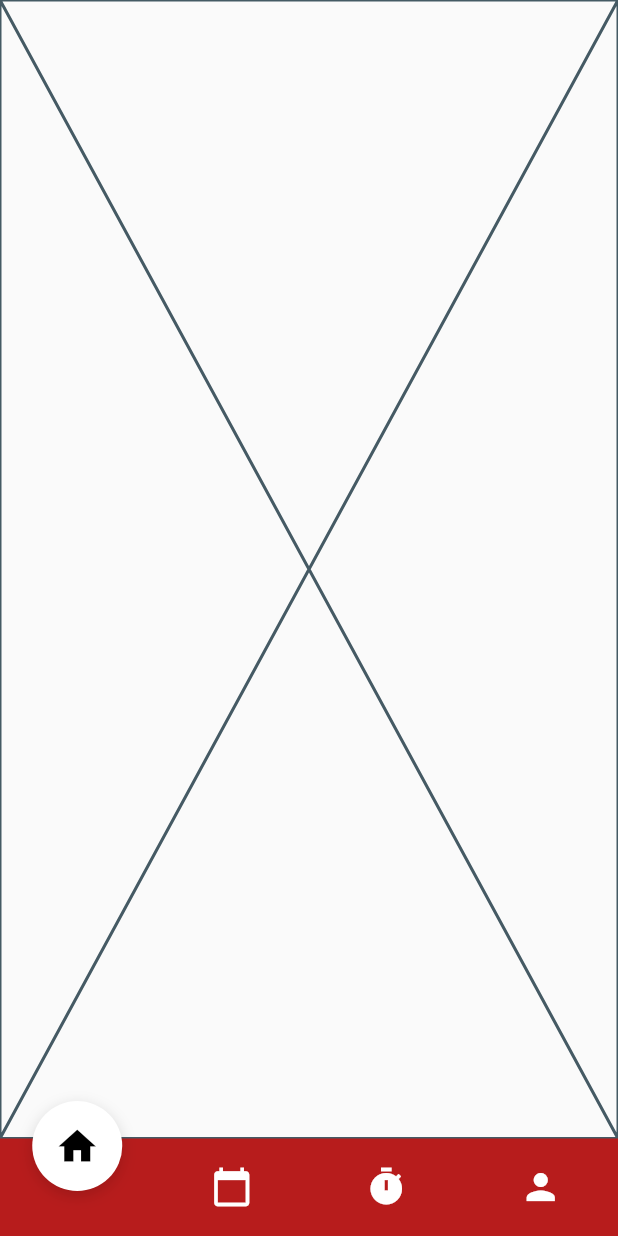
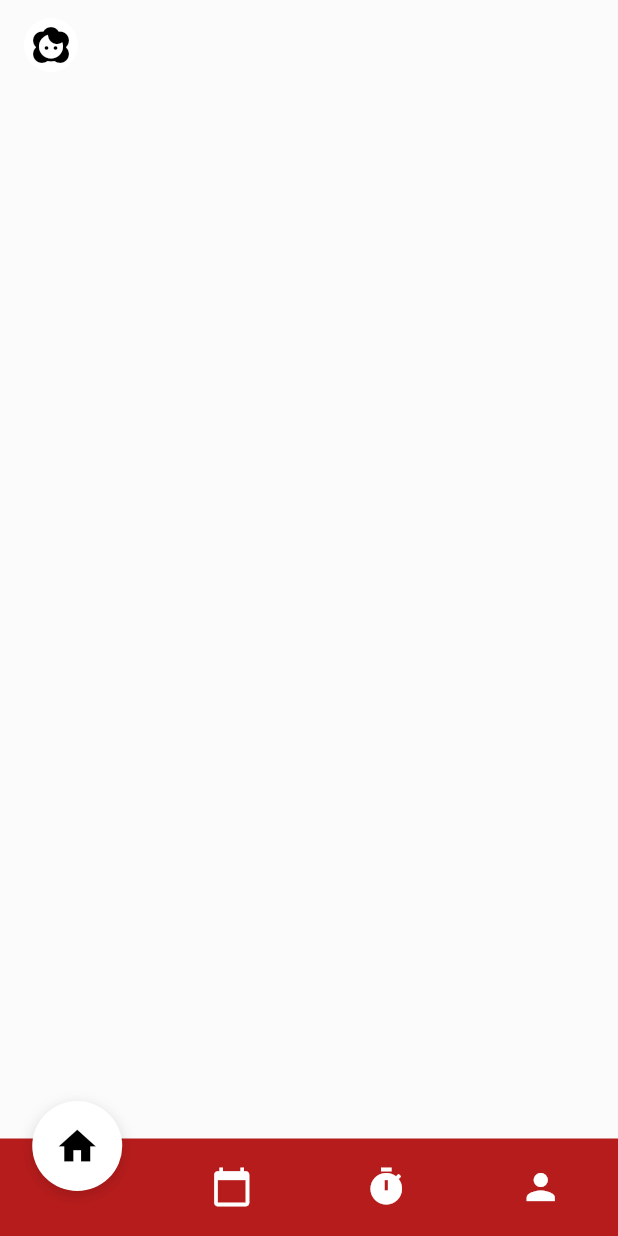
Before and after one commit to Aagya22/MentallWellness, a Flutter app: the screen it shows after launch, on a phone screen of 412 x 824 dp. Run offline on Flutter 3.47's test engine with Material 3 defaults, Android fonts, the phone set to English and light mode, and no system bars.

Commit message:
home screen widget

```diff
--- a/lib/screens/botton_screen/calendar_screen.dart
+++ b/lib/screens/botton_screen/calendar_screen.dart
@@ -5,6 +5,6 @@
 
   @override
   Widget build(BuildContext context) {
-    return const Placeholder();
+    return const Scaffold();
   }
 }
--- a/lib/screens/botton_screen/home_screen.dart
+++ b/lib/screens/botton_screen/home_screen.dart
@@ -1,10 +1,42 @@
 import 'package:flutter/material.dart';
 
-class HomeScreen extends StatelessWidget {
+class HomeScreen extends StatefulWidget {
   const HomeScreen({super.key});
 
   @override
+  State<HomeScreen> createState() => _HomeScreenState();
+}
+
+class _HomeScreenState extends State<HomeScreen> {
+  @override
   Widget build(BuildContext context) {
-    return const Placeholder();
+    return Scaffold(
+      backgroundColor: Colors.white12,
+      body: SafeArea(child: SingleChildScrollView(
+        padding: const EdgeInsets.symmetric(horizontal: 16,vertical: 12),
+        child: Column(
+          crossAxisAlignment: CrossAxisAlignment.start,
+          children:
+          [
+            _topBar()
+
+          ]
+        ),
+      )),
+    );
+  }
+  Widget _topBar(){
+  return Row(
+    mainAxisAlignment: MainAxisAlignment.spaceBetween,
+    children: [
+      Row(
+        children: [CircleAvatar(
+              radius: 18,
+              backgroundColor: Colors.white,
+              child: const Icon(Icons.face_2, color: Colors.black),
+            ),],
+    )
+    ],
+  );
   }
 }
--- a/lib/screens/botton_screen/profile_screen.dart
+++ b/lib/screens/botton_screen/profile_screen.dart
@@ -5,6 +5,6 @@
 
   @override
   Widget build(BuildContext context) {
-    return const Placeholder();
+    return const Scaffold();
   }
 }
--- a/lib/screens/botton_screen/timer_screen.dart
+++ b/lib/screens/botton_screen/timer_screen.dart
@@ -5,6 +5,6 @@
 
   @override
   Widget build(BuildContext context) {
-    return const Placeholder();
+    return const Scaffold();
   }
 }
--- a/lib/theme/theme_data.dart
+++ b/lib/theme/theme_data.dart
@@ -53,7 +53,7 @@
       ),
     ),
    bottomNavigationBarTheme: const BottomNavigationBarThemeData(
-      backgroundColor: Color(0xFFB71C1C),
+      backgroundColor: Color.fromARGB(255, 31, 14, 14),
       elevation: 0,
       selectedItemColor: Colors.transparent,
       unselectedItemColor: Colors.white,
```
Also changed, not shown: lib/widgets/homescreen_widget.dart (added).
